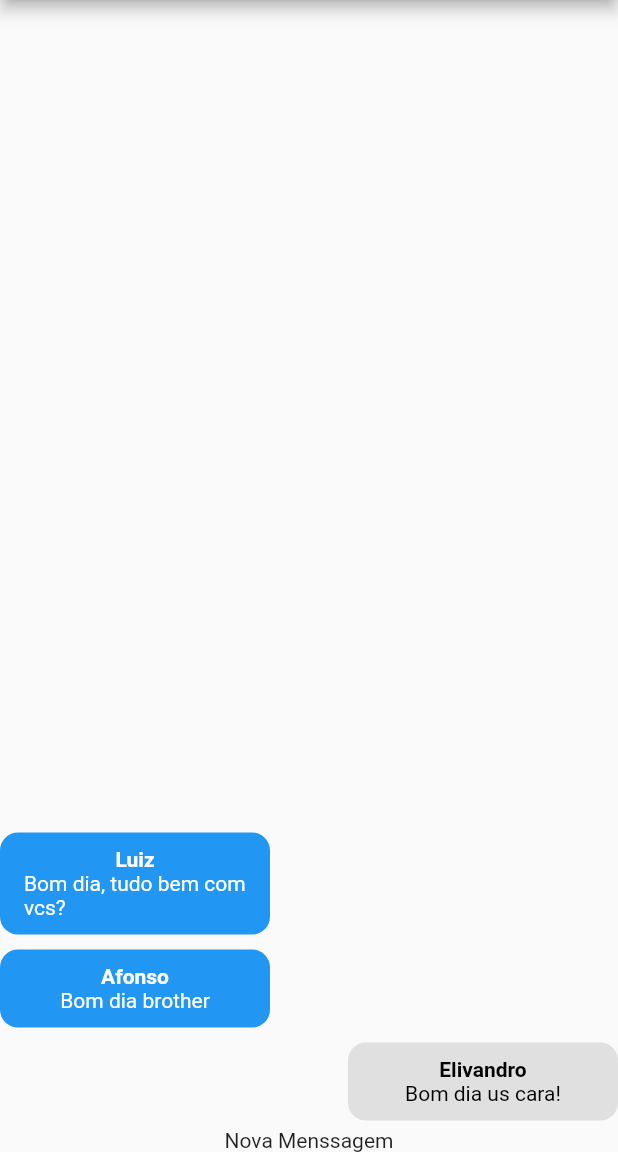
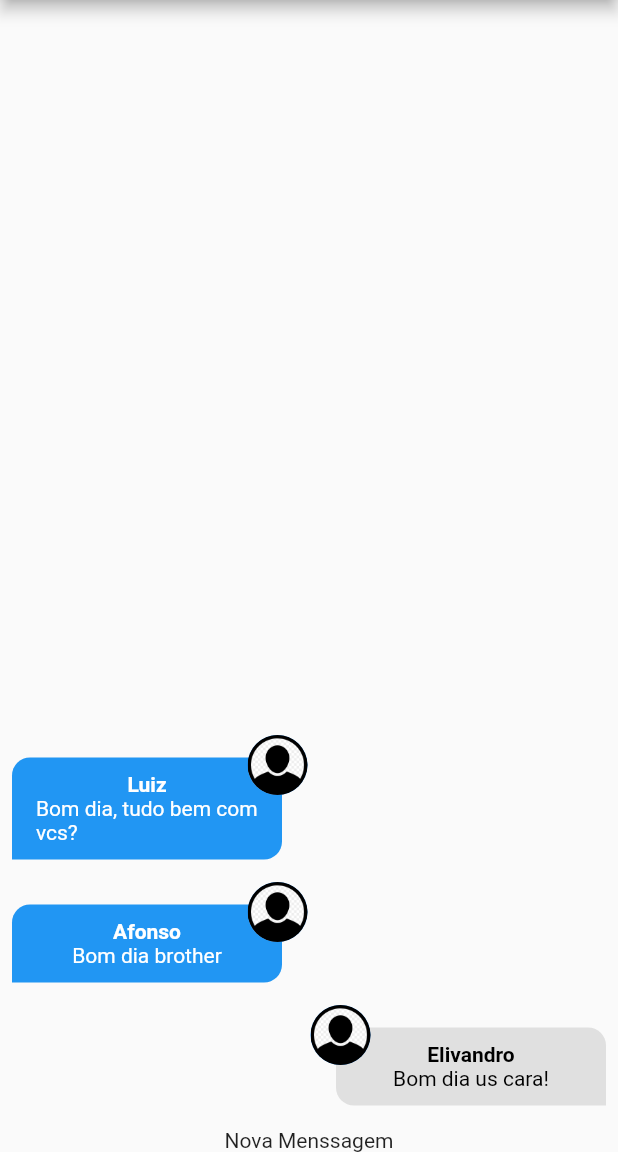
Before and after one commit to oscarbfs/Chat, a Flutter app: the screen it shows after launch, on a phone screen of 412 x 824 dp, the part 84-1236 px from its top. Run offline on Flutter 3.47's test engine with Material 2 defaults, Android fonts, the phone set to English and light mode, and no system bars; our stand-ins replace image_picker; accounts and stored records are empty.

Commit message:
Componente Message Bubble #02

```diff
--- a/lib/components/message_bubble.dart
+++ b/lib/components/message_bubble.dart
@@ -1,8 +1,11 @@
+import 'dart:io';
+
 import 'package:chat/core/models/chat_message.dart';
 import 'package:flutter/cupertino.dart';
 import 'package:flutter/material.dart';
 
 class MessageBubble extends StatelessWidget {
+  static const _defaultUImage = 'assets/images/avatar.png';
   final ChatMessage message;
   final bool belongsToCurrentUser;
 
@@ -12,9 +15,28 @@ class MessageBubble extends StatelessWidget {
     required this.belongsToCurrentUser,
   }) : super(key: key);
 
+  Widget _showUserImage(String imageURL) {
+    ImageProvider? provider;
+    final uri = Uri.parse(imageURL);
+
+    if (uri.path.contains(_defaultUImage)) {
+      provider = const AssetImage(_defaultUImage);
+    } else if (uri.scheme.contains('http')) {
+      provider = NetworkImage(uri.toString());
+    } else {
+      provider = FileImage(File(uri.toString()));
+    }
+
+    return CircleAvatar(
+      backgroundImage: provider,
+    );
+  }
+
   @override
   Widget build(BuildContext context) {
-    return Row(
+    return Stack(
+      children: [
+        Row(
           mainAxisAlignment: belongsToCurrentUser
               ? MainAxisAlignment.end
               : MainAxisAlignment.start,
@@ -24,11 +46,21 @@ class MessageBubble extends StatelessWidget {
                 color: belongsToCurrentUser
                     ? Colors.grey.shade300
                     : Theme.of(context).colorScheme.secondary,
-            borderRadius: const BorderRadius.all(Radius.circular(12)),
+                borderRadius: BorderRadius.only(
+                  topLeft: const Radius.circular(12),
+                  topRight: const Radius.circular(12),
+                  bottomLeft: belongsToCurrentUser
+                      ? const Radius.circular(12)
+                      : const Radius.circular(0),
+                  bottomRight: belongsToCurrentUser
+                      ? const Radius.circular(0)
+                      : const Radius.circular(12),
+                ),
               ),
               width: 180,
               margin: const EdgeInsets.symmetric(
-            vertical: 5,
+                vertical: 15,
+                horizontal: 8,
               ),
               padding: const EdgeInsets.symmetric(
                 vertical: 10,
@@ -53,6 +85,14 @@ class MessageBubble extends StatelessWidget {
               ),
             ),
           ],
+        ),
+        Positioned(
+          top: 0,
+          left: belongsToCurrentUser ? null : 165,
+          right: belongsToCurrentUser ? 165 : null,
+          child: _showUserImage(message.userImageURL),
+        ),
+      ],
     );
   }
 }
```
Lines whose indentation alone changed are shown as unchanged.
